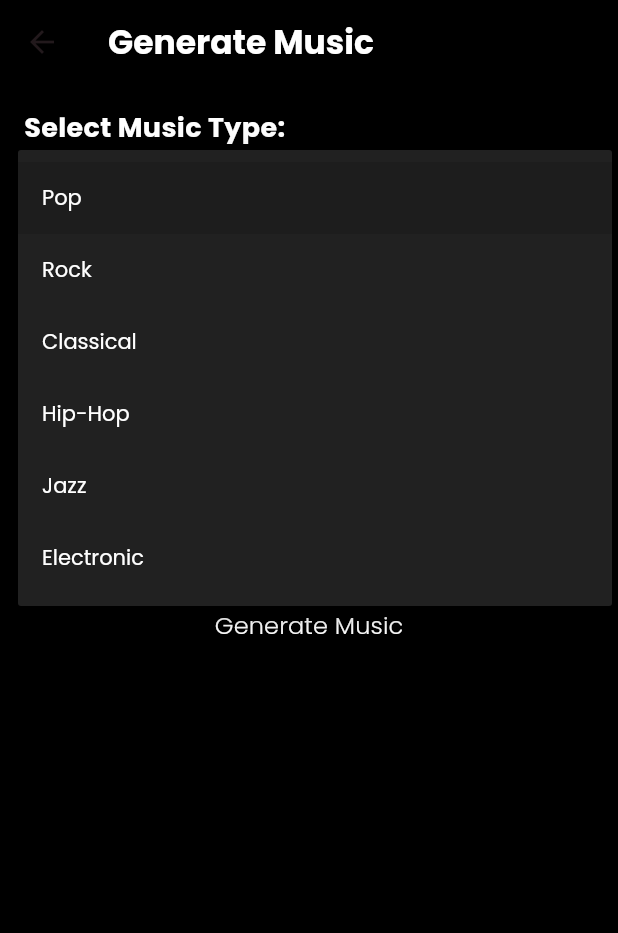
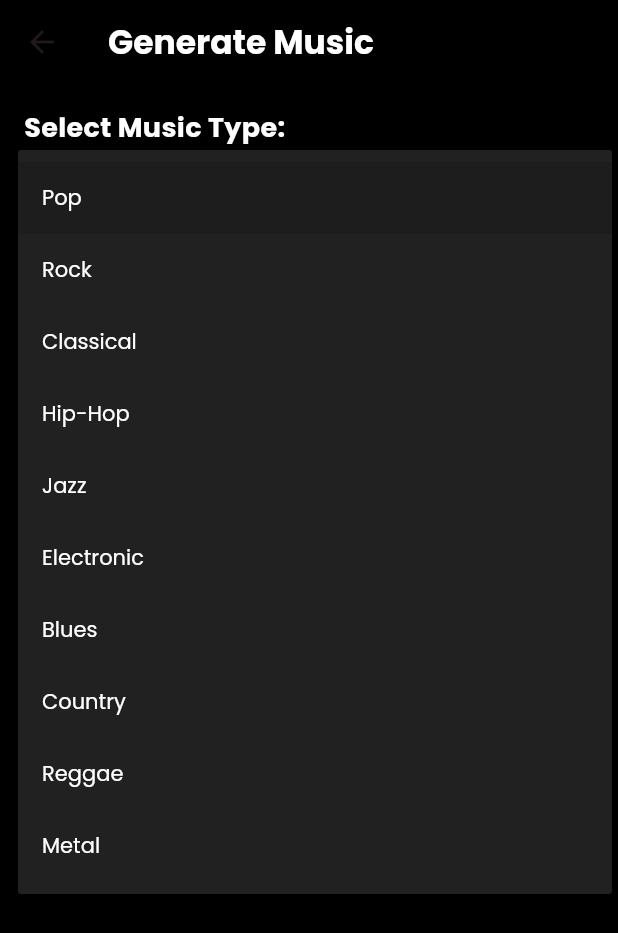
Before and after one commit to HarpreetSinghjhiwant/music_level, a Flutter app: the GeneratePage screen opened directly, after a tap on "Select a type", on a phone screen of 412 x 824 dp. Shown: the top 933 px of the screen. Run offline on Flutter 3.47's test engine with Material 3 defaults, Android fonts, the phone set to English and light mode, and no system bars; our stand-ins replace appwrite, audioplayers, flutter_dotenv, google_fonts, google_generative_ai, google_sign_in and 1 more; missing offline and left inert: control_style.

Commit message:
added more music type

```diff
--- a/lib/pages/generate_page.dart
+++ b/lib/pages/generate_page.dart
@@ -30,6 +30,10 @@ class _GeneratePageState extends State<GeneratePage>
     'Hip-Hop',
     'Jazz',
     'Electronic',
+    'Blues',
+    'Country',
+    'Reggae',
+    'Metal',
   ];
   final musicGenService = MusicGenerationService();
 
```
